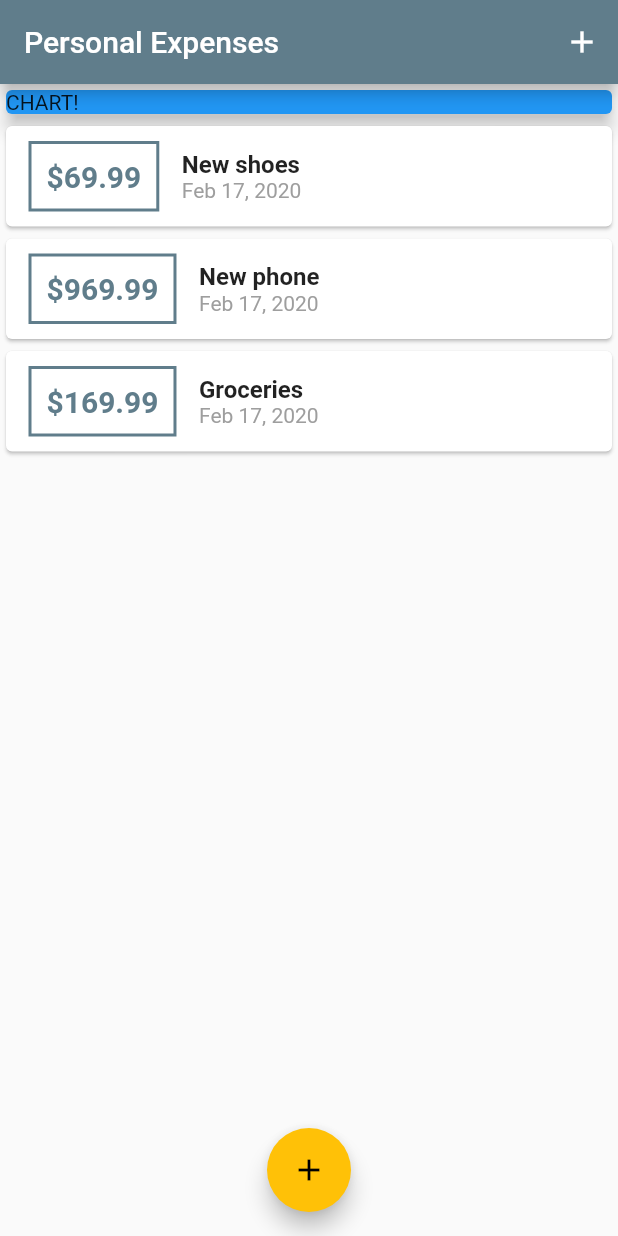
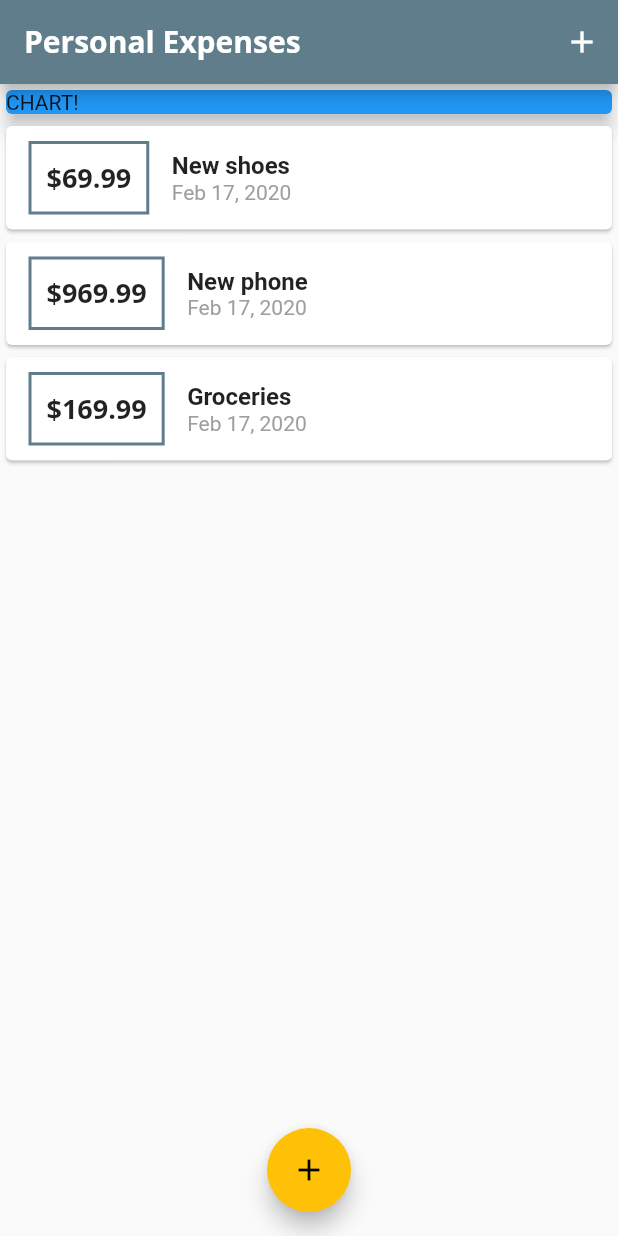
Before and after one commit to dschlauderaff/flutter_personal_expense, a Flutter app: the screen it shows after launch, on a phone screen of 412 x 824 dp. Run offline on Flutter 3.47's test engine with Material 2 defaults, Android fonts, the phone set to English and light mode, and no system bars.

Commit message:
add fonts and textTheme for appBar and title

```diff
--- a/lib/main.dart
+++ b/lib/main.dart
@@ -12,9 +12,23 @@
     return MaterialApp(
       title: 'Personal Expenses',
       theme: ThemeData(
-        primarySwatch: Colors.blueGrey,
-        accentColor: Colors.amber,
-      ),
+          primarySwatch: Colors.blueGrey,
+          accentColor: Colors.amber,
+          fontFamily: 'Quicksand',
+          textTheme: ThemeData.light().textTheme.copyWith(
+                title: TextStyle(
+                  fontFamily: 'OpenSans',
+                  fontWeight: FontWeight.bold,
+                  fontSize: 18,
+                ),
+              ),
+          appBarTheme: AppBarTheme(
+            textTheme: ThemeData.light().textTheme.copyWith(
+                title: TextStyle(
+                    fontFamily: 'OpenSans',
+                    fontSize: 20,
+                    fontWeight: FontWeight.bold)),
+          )),
       home: MyHomePage(),
     );
   }
--- a/lib/widgets/transaction_list.dart
+++ b/lib/widgets/transaction_list.dart
@@ -28,10 +28,7 @@
                   padding: EdgeInsets.all(10),
                   child: Text(
                     '\$${transactions[index].amount.toStringAsFixed(2)}',
-                    style: TextStyle(
-                        fontWeight: FontWeight.bold,
-                        fontSize: 20,
-                        color: Theme.of(context).primaryColor),
+                    style: Theme.of(context).textTheme.title,
                   ),
                 ),
                 Column(
```
Also changed, not shown: pubspec.yaml (+11 -0 lines), assets/fonts/OpenSans-Bold.ttf (added), assets/fonts/OpenSans-Regular.ttf (added), assets/fonts/Quicksand-Bold.ttf (added), assets/fonts/Quicksand-Light.ttf (added), assets/fonts/Quicksand-Medium.ttf (added), assets/fonts/Quicksand-Regular.ttf (added).
